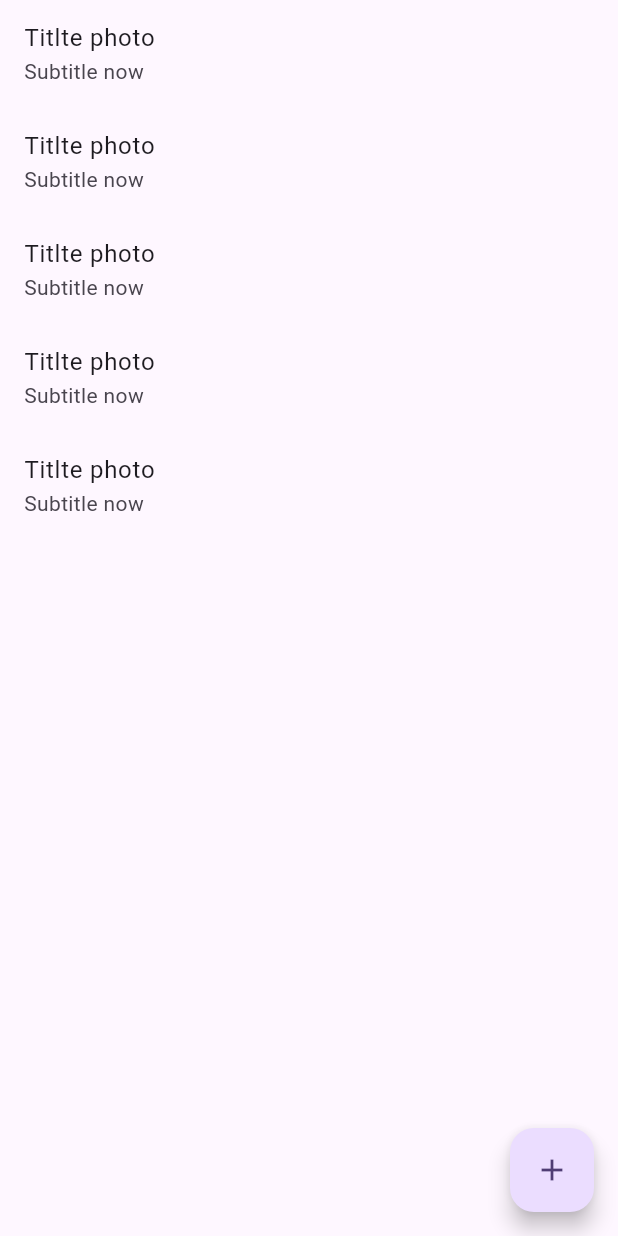
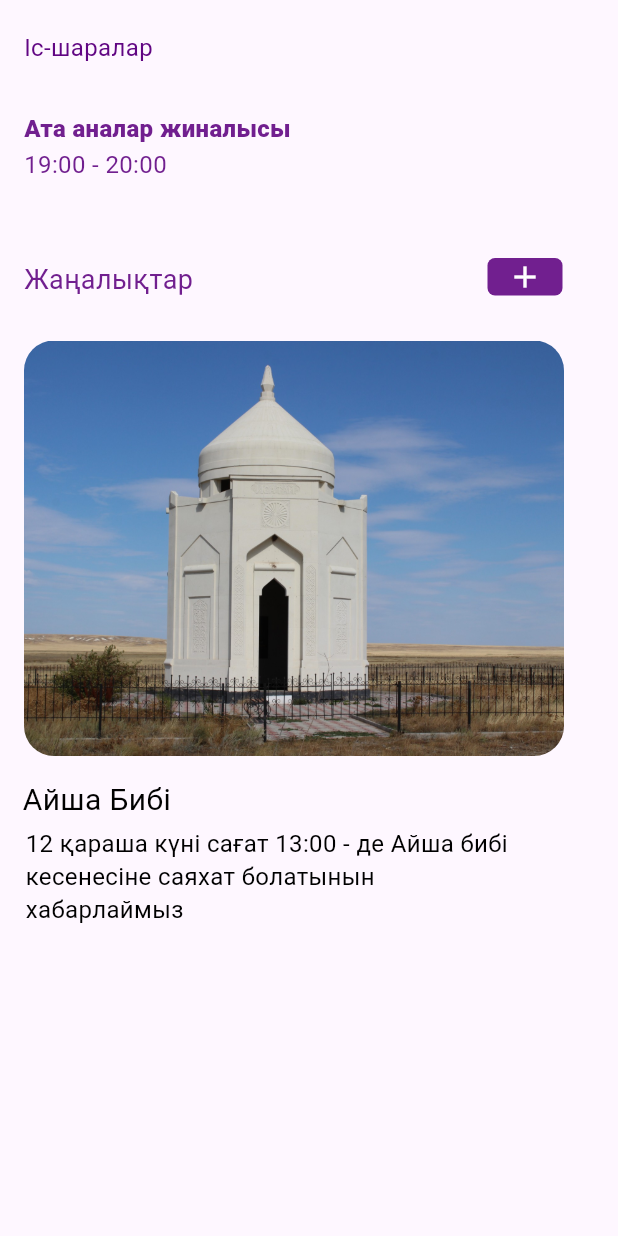
Before and after one commit to myktybayev/qadamEducation, a Flutter app: the NewsPage screen opened directly, on a phone screen of 412 x 824 dp. Run offline on Flutter 3.47's test engine with Material 3 defaults, Android fonts, the phone set to English and light mode, and no system bars; Roboto replaces fonts that are missing (Poppins).

Commit message:
bir bet qosyldy

```diff
--- a/lib/features/news/news_page.dart
+++ b/lib/features/news/news_page.dart
@@ -1,5 +1,5 @@
 import 'package:flutter/material.dart';
-import 'package:qadam_education/features/news/widgets/news_item.dart';
+import 'package:qadam_education/features/news/widgets/new_screen.dart';
 
 class NewsPage extends StatefulWidget {
   const NewsPage({super.key});
@@ -12,18 +12,133 @@ class _NewsPageState extends State<NewsPage> {
   @override
   Widget build(BuildContext context) {
     return Scaffold(
-      body: Center(
-        child: ListView.builder(
-          itemCount: 5,
-          itemBuilder: (context, index) {
-            return const NewsItem(photo: 'photo', title: 'Title', date: 'now');
-          },
-        ),
-      ),
-      floatingActionButton: FloatingActionButton(
-        onPressed: () {},
-        tooltip: 'Жаңалық енгізу',
-        child: const Icon(Icons.add),
+      body: Column(
+        crossAxisAlignment: CrossAxisAlignment.start,
+        children: [
+          Container(
+            margin: EdgeInsets.only(top: 20, left: 16),
+            width: 109,
+            height: 24,
+            child: Text(
+              'Іс-шаралар',
+              style: TextStyle(
+                fontFamily: 'Poppins',
+                fontSize: 16,
+                color: Color(0xFF610683),
+                height: 24 / 16,
+              ),
+            ),
+          ),
+          Container(
+            margin: EdgeInsets.only(top: 30, left: 16),
+            width: 193,
+            height: 24,
+            child: Text(
+              'Ата аналар жиналысы',
+              style: TextStyle(
+                fontFamily: 'Poppins',
+                fontWeight: FontWeight.w800,
+                fontSize: 16,
+                color: Color(0xFF711F8F),
+                height: 24 / 16,
+              ),
+            ),
+          ),
+          Container(
+            margin: EdgeInsets.only(left: 16),
+            width: 193,
+            height: 24,
+            child: Text(
+              '19:00 - 20:00',
+              style: TextStyle(
+                fontFamily: 'Poppins',
+                fontSize: 16,
+                color: Color(0xFF711F8F),
+                height: 24 / 16,
+              ),
+            ),
+          ),
+          Row(
+            children: [
+              Container(
+                margin: EdgeInsets.only(top: 50, left: 16),
+                width: 193,
+                height: 24,
+                child: Text(
+                  'Жаңалықтар',
+                  style: TextStyle(
+                    fontFamily: 'Poppins',
+                    fontSize: 18,
+                    color: Color(0xFF711F8F),
+                    height: 24 / 16,
+                  ),
+                ),
+              ),
+              SizedBox(width: 100),
+              GestureDetector(
+                onTap: () {
+                  Navigator.push(
+                    context,
+                    MaterialPageRoute(builder: (context) => NewScreen()),
+                  );
+                },
+                child: Container(
+                  margin: EdgeInsets.only(left: 16, top: 50),
+                  width: 50,
+                  height: 25,
+                  decoration: BoxDecoration(
+                    color: Color(0xFF711F8F),
+                    borderRadius: BorderRadius.circular(5),
+                  ),
+                  child: Icon(
+                    Icons.add,
+                    color: Colors.white,
+                  ),
+                ),
+              ),
+            ],
+          ),
+          Container(
+            margin: EdgeInsets.only(top: 30, left: 16),
+            width: 360,
+            height: 277,
+            decoration: BoxDecoration(
+              borderRadius: BorderRadius.circular(20),
+              image: DecorationImage(
+                image: AssetImage('assets/image.jpeg'),
+                fit: BoxFit.cover,
+              ),
+            ),
+          ),
+          Container(
+            margin: EdgeInsets.only(top: 20, left: 15),
+            width: 102,
+            height: 18,
+            child: Text(
+              'Айша Бибі',
+              style: TextStyle(
+                fontFamily: 'Poppins',
+                fontSize: 20,
+                color: Colors.black,
+                height: 18 / 20,
+              ),
+            ),
+          ),
+          Container(
+            margin: EdgeInsets.only(top: 10, left: 17),
+            width: 339,
+            height: 66,
+            child: Text(
+              '12 қараша күні сағат 13:00 - де Айша бибі кесенесіне саяхат болатынын хабарлаймыз',
+              style: TextStyle(
+                fontFamily: 'Poppins',
+                fontSize: 16,
+                color: Colors.black,
+                height: 22 / 16,
+              ),
+            ),
+          ),
+        ],
       ),
     );
   }
--- a/lib/features/news/widgets/news_item.dart
+++ b/lib/features/news/widgets/news_item.dart
@@ -15,7 +15,7 @@ class NewsItem extends StatelessWidget {
   @override
   Widget build(BuildContext context) {
     return ListTile(
-      title: Text('Titlte $photo'),
+      title: Text('Title $photo'),
       subtitle: Text('Subtitle $date'),
     );
   }
```
Also changed, not shown: lib/features/news/widgets/new_screen.dart (added, +235 -0 lines), pubspec.yaml (+4 -3 lines), assets/image.jpeg (added).
